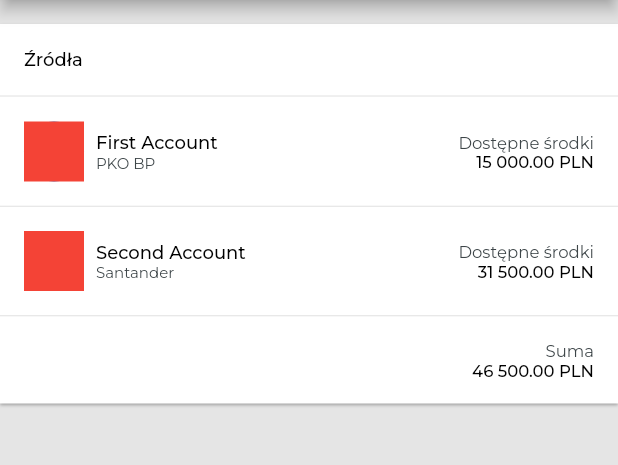
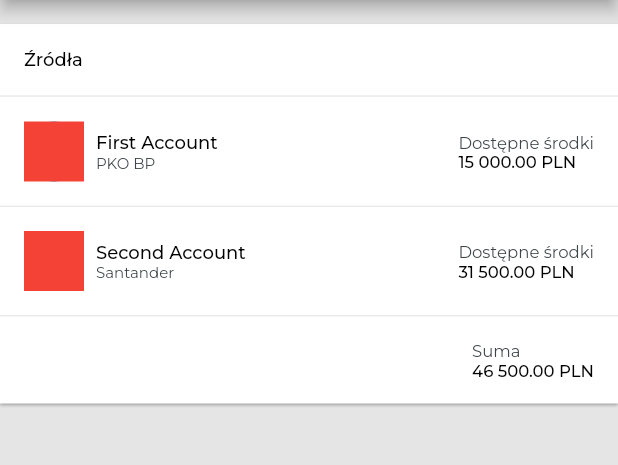
Before and after one commit to krzychudz/wallet-tracker, a Flutter app: the screen it shows after launch, on a phone screen of 412 x 824 dp, the part 84-549 px from its top. Run offline on Flutter 3.47's test engine with Material 2 defaults, Android fonts, the phone set to English and light mode, and no system bars; our stand-ins replace equatable, flutter_bloc, google_fonts.

Commit message:
Add proper formatting for accounts balance information

```diff
--- a/lib/screens/home/account_widget.dart
+++ b/lib/screens/home/account_widget.dart
@@ -23,7 +23,8 @@ class AccountView extends StatelessWidget {
                   color: Colors.red,
                 ),
               ),
-              Padding(
+              Expanded(
+                child: Padding(
                   padding: const EdgeInsets.only(
                     left: 8.0,
                   ),
@@ -41,24 +42,25 @@ class AccountView extends StatelessWidget {
                     ],
                   ),
                 ),
-              Expanded(
-                child: Column(
-                  crossAxisAlignment: CrossAxisAlignment.end,
+              ),
+              Column(
+                crossAxisAlignment: CrossAxisAlignment.start,
                 children: [
                   Text(
                     "Dostępne środki",
                     style: Theme.of(context).textTheme.bodyText2?.copyWith(
                           fontSize: 11.0,
                         ),
+                    textAlign: TextAlign.start,
                   ),
                   Text(
                     account.balance.toAccountBalance(),
                     style: Theme.of(context).textTheme.bodyText1?.copyWith(
                           fontSize: 11.0,
                         ),
+                    textAlign: TextAlign.start,
                   ),
                 ],
-                ),
               ),
             ],
           ),
--- a/lib/screens/home/total_balance.dart
+++ b/lib/screens/home/total_balance.dart
@@ -16,8 +16,11 @@ class TotalBalance extends StatelessWidget {
       padding: const EdgeInsets.all(16.0),
       child: Container(
         width: double.infinity,
-        child: Column(
-          crossAxisAlignment: CrossAxisAlignment.end,
+        child: Row(
+          children: [
+            Spacer(),
+            Column(
+              crossAxisAlignment: CrossAxisAlignment.start,
               children: [
                 Text(
                   "Suma",
@@ -33,6 +36,8 @@ class TotalBalance extends StatelessWidget {
                 ),
               ],
             ),
+          ],
+        ),
       ),
     );
   }
```
Lines whose indentation alone changed are shown as unchanged.
